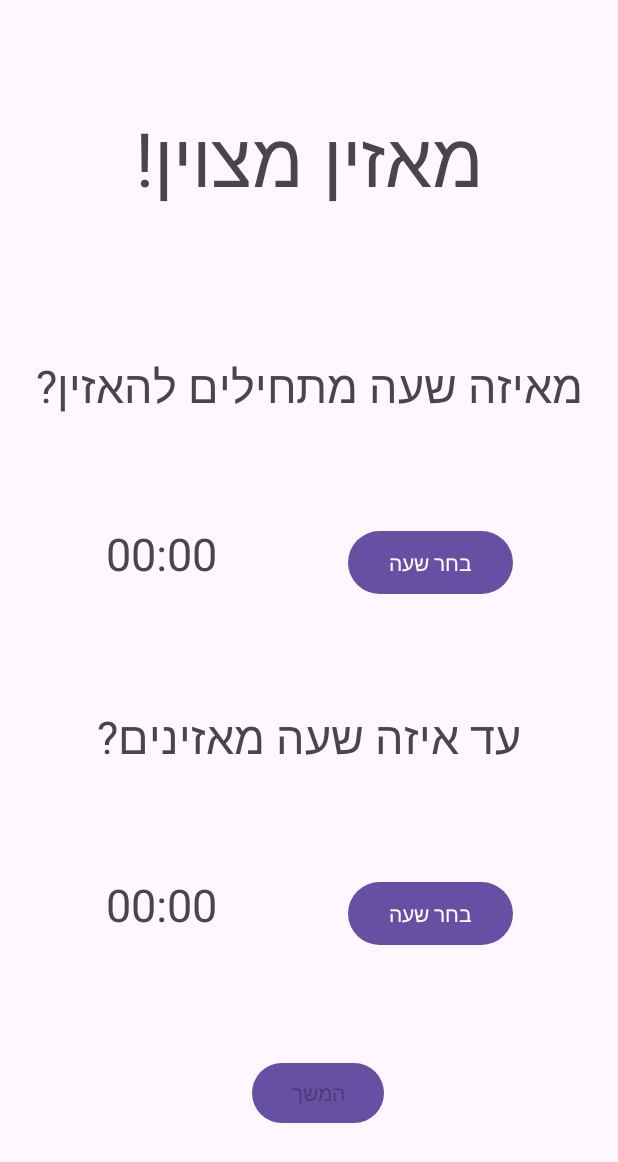
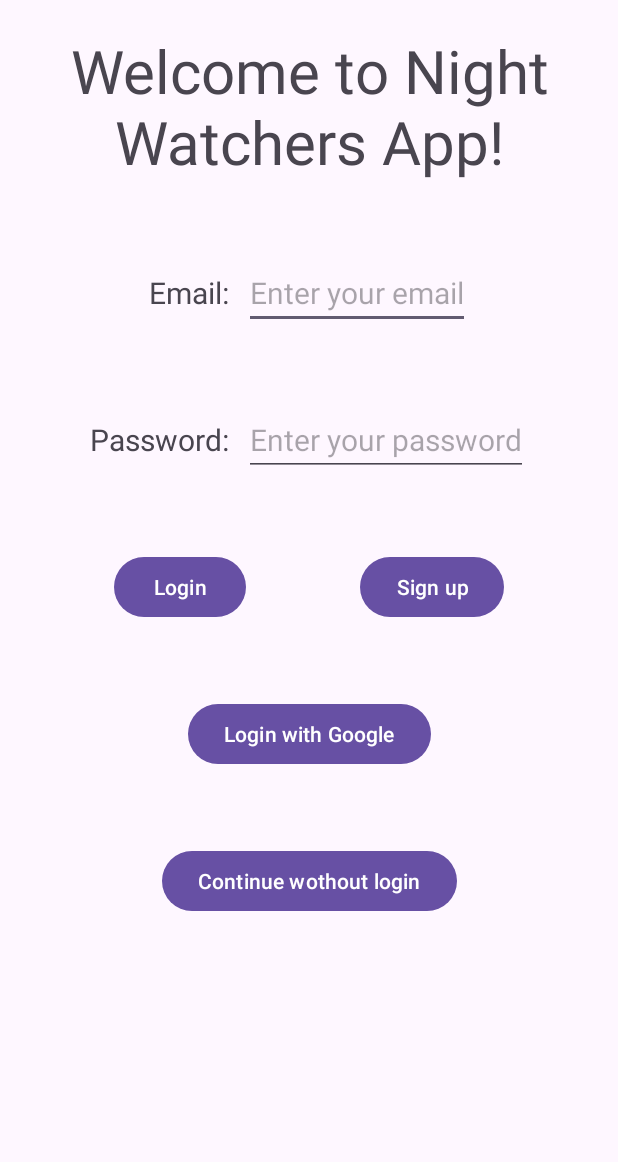
Before and after one commit to W3r7y/Night_Watch, an Android app built with Jetpack Compose: the screen it shows after launch (MainActivity), on a phone screen of 412 x 824 dp. Shown: the top 1162 px of the screen. Run offline under Robolectric (Android 15) with nearby library versions, the phone set to English and light mode, and no system bars.

```diff
--- a/app/src/main/java/com/example/myapplication/ChoosePostsActivity.java
+++ b/app/src/main/java/com/example/myapplication/ChoosePostsActivity.java
@@ -3,10 +3,8 @@ package com.example.myapplication;
 import androidx.appcompat.app.AppCompatActivity;
 
 import android.content.Intent;
-import android.graphics.Color;
 import android.os.Bundle;
 import android.view.View;
-import android.widget.AdapterView;
 import android.widget.ArrayAdapter;
 import android.widget.Button;
 import android.widget.EditText;
@@ -114,8 +112,8 @@ public class ChoosePostsActivity extends AppCompatActivity {
             @Override
             public void onClick(View v) {
                 Intent intent = getIntent();
-                time1 = intent.getStringExtra(MainActivity.TIME1_KEY);
-                time2 = intent.getStringExtra(MainActivity.TIME2_KEY);
+                time1 = intent.getStringExtra(PickTimeActivity.TIME1_KEY);
+                time2 = intent.getStringExtra(PickTimeActivity.TIME2_KEY);
                 Intent newIntent = new Intent(getApplicationContext(), ChoosePeopleActivity.class);
                 newIntent.putExtra(POSTS_KEY, posts);
                 newIntent.putExtra(TIME1_KEY, time1);
--- a/app/src/main/res/layout/activity_main.xml
+++ b/app/src/main/res/layout/activity_main.xml
@@ -7,110 +7,123 @@
     tools:context=".MainActivity">
 
 
+
     <TextView
-        android:id="@+id/textView"
+        android:id="@+id/welcoming_tv"
         android:layout_width="wrap_content"
         android:layout_height="wrap_content"
-        android:text="מאזין מצוין!"
-        android:textSize="50sp"
-        android:layout_marginBottom="25dp"
-        app:layout_constraintBottom_toTopOf="@+id/tvStartTime"
-        app:layout_constraintEnd_toEndOf="parent"
-        app:layout_constraintStart_toStartOf="parent"
+        android:text="@string/welcoming_str"
+        android:textSize="40sp"
+        android:layout_margin="20sp"
+        app:layout_constraintLeft_toLeftOf="parent"
+        app:layout_constraintRight_toRightOf="parent"
         app:layout_constraintTop_toTopOf="parent"
-        />
-
-
-    <TextView
-        android:id="@+id/tvStartTime"
-        android:layout_width="wrap_content"
-        android:layout_height="wrap_content"
-        android:text="מאיזה שעה מתחילים להאזין?"
-        android:textSize="30sp"
-        app:layout_constraintBottom_toTopOf="@+id/linear1"
-        app:layout_constraintEnd_toEndOf="parent"
-        app:layout_constraintStart_toStartOf="parent"
-        app:layout_constraintTop_toBottomOf="@+id/textView"
-        app:layout_constraintVertical_bias="0.089" />
-
-    <LinearLayout
-        android:id="@+id/linear1"
-        android:layout_width="wrap_content"
-        android:layout_height="50dp"
-        app:layout_constraintRight_toRightOf="parent"
-        app:layout_constraintLeft_toLeftOf="parent"
-        app:layout_constraintTop_toBottomOf="@id/tvStartTime"
-        app:layout_constraintBottom_toTopOf="@id/tvEndTime">
-        <TextView
-            android:id="@+id/tvForTime1"
-            android:layout_width="86dp"
-            android:layout_height="42dp"
-            android:layout_marginRight="75dp"
-            android:text="00:00"
-            android:textSize="30sp"
-            />
-
-        <Button
-            android:id="@+id/pickTime1"
-            android:layout_width="110dp"
-            android:layout_height="50dp"
-            android:onClick="clickTimePicker"
-            android:text="בחר שעה"
-             />
-    </LinearLayout>
-
-    <TextView
-        android:id="@+id/tvEndTime"
-        android:layout_width="wrap_content"
-        android:layout_height="wrap_content"
-        android:text="עד איזה שעה מאזינים?"
-        android:textSize="30sp"
-        app:layout_constraintBottom_toTopOf="@+id/linear2"
-        app:layout_constraintEnd_toEndOf="parent"
-        app:layout_constraintStart_toStartOf="parent"
-        app:layout_constraintTop_toBottomOf="@id/linear1"
+        android:gravity="center"
         />
 
     <LinearLayout
-        android:id="@+id/linear2"
+        android:id="@+id/linear_email"
         android:layout_width="wrap_content"
-        android:layout_height="50dp"
+        android:layout_height="wrap_content"
+        app:layout_constraintRight_toRightOf="parent"
         app:layout_constraintLeft_toLeftOf="parent"
-        app:layout_constraintRight_toRightOf="parent"
-        app:layout_constraintBottom_toTopOf="@id/button"
-        app:layout_constraintTop_toBottomOf="@+id/tvEndTime"
-        >
+        app:layout_constraintTop_toBottomOf="@+id/welcoming_tv">
+
         <TextView
-            android:id="@+id/tvForTime2"
-            android:layout_width="86dp"
-            android:layout_height="42dp"
-            android:layout_marginRight="75dp"
-            android:text="00:00"
-            android:textSize="30sp"
+            android:id="@+id/email_input"
+            android:layout_width="wrap_content"
+            android:layout_height="wrap_content"
+            android:text="Email:"
+            android:textSize="20sp"
+            android:layout_marginTop="50dp"/>
+
+        <EditText
+            android:layout_width="match_parent"
+            android:layout_height="wrap_content"
+            android:layout_marginTop="50dp"
+            android:hint="Enter your email"
+            android:textSize="20sp"
+            android:layout_marginLeft="10sp"
             />
 
-        <Button
-            android:id="@+id/pickTime2"
-            android:layout_width="110dp"
-            android:layout_height="50dp"
-            android:onClick="clickTimePicker"
-            android:text="בחר שעה"
-             />
+    </LinearLayout>
+
+
+    <LinearLayout
+        android:id="@+id/linear_password"
+        android:layout_width="wrap_content"
+        android:layout_height="wrap_content"
+        app:layout_constraintRight_toRightOf="parent"
+        app:layout_constraintLeft_toLeftOf="parent"
+        app:layout_constraintTop_toBottomOf="@+id/linear_email">
+
+        <TextView
+            android:id="@+id/password_input"
+            android:layout_width="wrap_content"
+            android:layout_height="wrap_content"
+            android:text="Password:"
+            android:textSize="20sp"
+            android:layout_marginTop="50dp"/>
+
+        <EditText
+            android:layout_width="match_parent"
+            android:layout_height="wrap_content"
+            android:layout_marginTop="50dp"
+            android:hint="Enter your password"
+            android:textSize="20sp"
+            android:layout_marginLeft="10sp"
+
+            />
+
     </LinearLayout>
 
 
     <Button
-        android:id="@+id/button"
+        android:id="@+id/login_button"
         android:layout_width="wrap_content"
         android:layout_height="wrap_content"
-        android:hint="המשך"
-        android:onClick="buttonClick"
-        android:textColor="@color/white"
-        app:layout_constraintBottom_toBottomOf="parent"
-        app:layout_constraintEnd_toEndOf="parent"
-        app:layout_constraintHorizontal_bias="0.518"
-        app:layout_constraintStart_toStartOf="parent"
-        app:layout_constraintTop_toBottomOf="@id/linear2"
-        app:layout_constraintVertical_bias="0.877" />
+        android:text="Login"
+        app:layout_constraintTop_toBottomOf="@+id/linear_password"
+        app:layout_constraintRight_toLeftOf="@id/signup_button"
+        app:layout_constraintLeft_toLeftOf="parent"
+        android:layout_marginTop="50dp"
+        />
+
+    <Button
+        android:id="@+id/signup_button"
+        android:layout_width="wrap_content"
+        android:layout_height="wrap_content"
+        android:text="Sign up"
+        app:layout_constraintTop_toBottomOf="@+id/linear_password"
+        app:layout_constraintRight_toRightOf="parent"
+        app:layout_constraintLeft_toRightOf="@id/login_button"
+        android:layout_marginTop="50dp"
+        />
+
+    <Button
+        android:id="@+id/login_with_google_bottun"
+        android:layout_width="wrap_content"
+        android:layout_height="wrap_content"
+        android:text="Login with Google"
+        app:layout_constraintTop_toBottomOf="@+id/login_button"
+        app:layout_constraintRight_toRightOf="parent"
+        app:layout_constraintLeft_toLeftOf="parent"
+        android:layout_marginTop="50dp"
+        />
+
+    <Button
+        android:id="@+id/continue_without_login_button"
+        android:layout_width="wrap_content"
+        android:layout_height="wrap_content"
+        android:text="Continue wothout login"
+        app:layout_constraintTop_toBottomOf="@+id/login_with_google_bottun"
+        app:layout_constraintRight_toRightOf="parent"
+        app:layout_constraintLeft_toLeftOf="parent"
+        android:layout_marginTop="50dp"
+        android:onClick="continue_wothout_login_click"
+        />
+
+
+
 
 </androidx.constraintlayout.widget.ConstraintLayout>
--- a/app/src/main/res/values/strings.xml
+++ b/app/src/main/res/values/strings.xml
@@ -9,4 +9,5 @@
     <string name="post_description_header">Post</string>
     <string name="choose_posts_description">What types of posts do you have, and how many watchers do each require?</string>
     <string name="continue_str">Continue</string>
+    <string name="welcoming_str">Welcome to Night Watchers App!</string>
 </resources>
```
Also changed, not shown: app/build.gradle.kts (+7 -0 lines), app/src/main/AndroidManifest.xml (+19 -14 lines), app/src/main/java/com/example/myapplication/MainActivity.java (+2 -81 lines), app/src/main/java/com/example/myapplication/PickTimeActivity.java (added, +100 -0 lines), app/src/main/res/layout/activity_pick_time.xml (added, +116 -0 lines), 3 other files.
